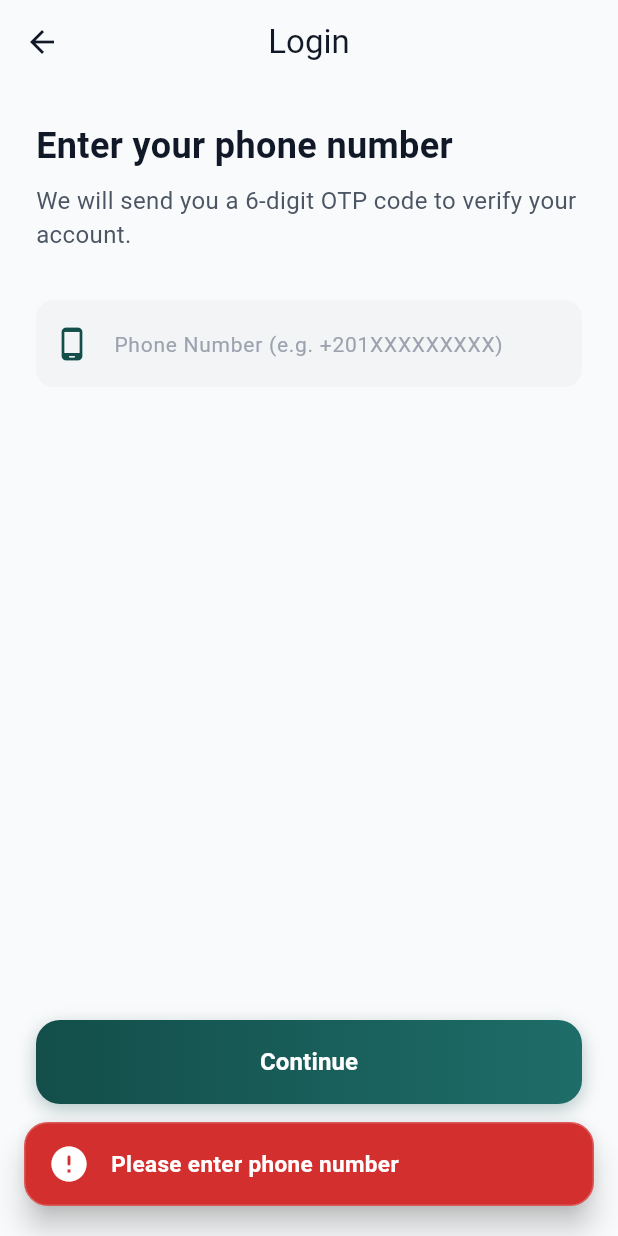
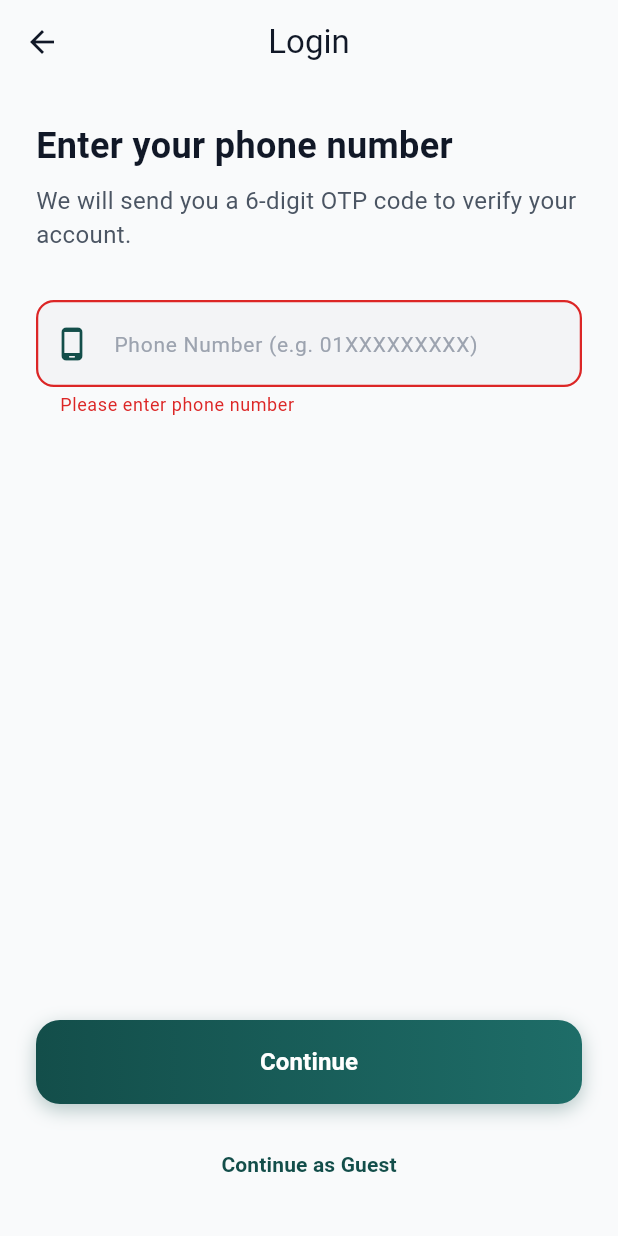
Before and after one commit to MahmoudDahy11/ataa, a Flutter app: the PhoneInputViewBody screen opened directly, after a tap on "Continue", on a phone screen of 412 x 824 dp. Run offline on Flutter 3.47's test engine with Material 3 defaults, Android fonts, the phone set to English and light mode, and no system bars; our stand-ins replace cloud_firestore, dartz, dio, file_picker, firebase_auth, firebase_core and 8 more; accounts and stored records are empty; Roboto replaces fonts that are missing (Cairo).

Commit message:
feat(auth): enforce 11-digit phone format and add form validation

```diff
--- a/lib/features/auth/presentation/cubit/auth_cubit.dart
+++ b/lib/features/auth/presentation/cubit/auth_cubit.dart
@@ -21,7 +21,12 @@ class AuthCubit extends Cubit<AuthState> {
   Future<void> submitPhone(String phone) async {
     emit(AuthLoading());
 
-    final result = await _authRepo.verifyPhone(phone: phone);
+    String firebasePhone = phone;
+    if (phone.startsWith('01') && phone.length == 11) {
+      firebasePhone = '+20${phone.substring(1)}';
+    }
+
+    final result = await _authRepo.verifyPhone(phone: firebasePhone);
 
     result.fold((failure) => emit(AuthError(failure.errMessage)), (
       verificationId,
--- a/lib/features/auth/presentation/views/phone_input_view.dart
+++ b/lib/features/auth/presentation/views/phone_input_view.dart
@@ -31,6 +31,7 @@ class PhoneInputViewBody extends StatefulWidget {
 }
 
 class _PhoneInputViewBodyState extends State<PhoneInputViewBody> {
+  final _formKey = GlobalKey<FormState>();
   final TextEditingController _phoneController = TextEditingController();
 
   @override
@@ -68,6 +69,8 @@ class _PhoneInputViewBodyState extends State<PhoneInputViewBody> {
           ),
           body: Padding(
             padding: const EdgeInsets.all(24.0),
+            child: Form(
+              key: _formKey,
               child: Column(
                 crossAxisAlignment: CrossAxisAlignment.start,
                 children: [
@@ -89,10 +92,21 @@ class _PhoneInputViewBodyState extends State<PhoneInputViewBody> {
                   ),
                   const SizedBox(height: 32),
                   CustomTextField(
-                  hintText: 'Phone Number (e.g. +201XXXXXXXXX)',
+                    hintText: 'Phone Number (e.g. 01XXXXXXXXX)',
                     controller: _phoneController,
                     keyboardType: TextInputType.phone,
                     prefixIcon: Icons.phone_android_rounded,
+                    validator: (value) {
+                      if (value == null || value.trim().isEmpty) {
+                        return AppStrings.phoneEmpty;
+                      }
+                      if (!RegExp(
+                        r'^01[0125][0-9]{8}$',
+                      ).hasMatch(value.trim())) {
+                        return 'يجب أن يكون الرقم 11 رقمًا ويبدأ بـ 01';
+                      }
+                      return null;
+                    },
                   ),
                   const Spacer(),
                   CustomGradientButton(
@@ -117,17 +131,16 @@ class _PhoneInputViewBodyState extends State<PhoneInputViewBody> {
                 ],
               ),
             ),
+          ),
         );
       },
     );
   }
 
   void _onSubmit(BuildContext context) {
+    if (_formKey.currentState?.validate() ?? false) {
       final phone = _phoneController.text.trim();
-    if (phone.isEmpty) {
-      showSnakBar(context, AppStrings.phoneEmpty, isError: true);
-      return;
-    }
       context.read<AuthCubit>().submitPhone(phone);
     }
   }
+}
```
Lines whose indentation alone changed are shown as unchanged.
